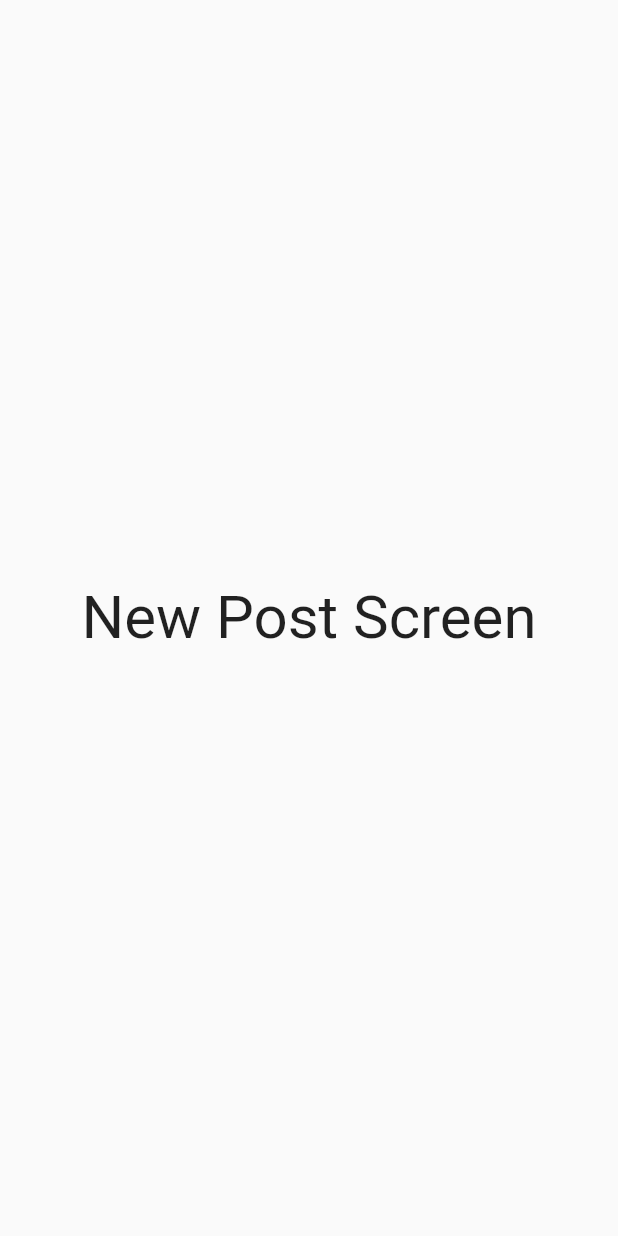
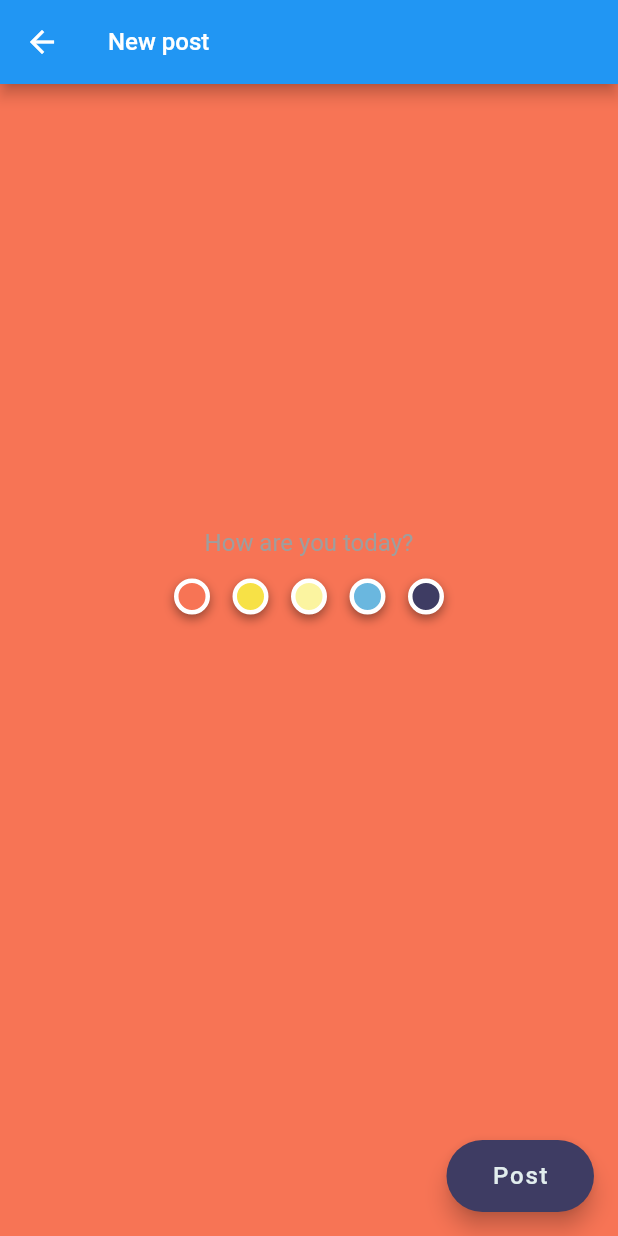
Before and after one commit to Dark-DEV-Coder/A-Little-Cloud, a Flutter app: the NewPost screen opened directly, on a phone screen of 412 x 824 dp. Run offline on Flutter 3.47's test engine with Material 2 defaults, Android fonts, the light colour scheme and no system bars; our stand-ins replace cloud_firestore, firebase_core, flutter_svg, google_fonts, splashscreen; missing offline and left inert: dart:ffi; accounts and stored records are empty; network calls fail.

Commit message:
Update code post

```diff
--- a/alittlecloud/lib/ButtonNav/NewPost.dart
+++ b/alittlecloud/lib/ButtonNav/NewPost.dart
@@ -2,6 +2,7 @@ import 'package:flutter/material.dart';
 
 import '../Custom_NavBar/DrawerNavBar.dart';
 import '../ListPost.dart';
+import '../color.dart';
 
 
 class NewPost extends StatefulWidget{
@@ -9,14 +10,123 @@ class NewPost extends StatefulWidget{
   _NewPost createState() => _NewPost();
 }
 class _NewPost extends State<NewPost> {
+  Color _backgroundColor = GetColor.colorred;
+
+  void _setbackgroundColor(Color newcolor){
+    if (newcolor != _backgroundColor){
+      setState(() {
+        _backgroundColor = newcolor;
+      });
+    }
+  }
+
   @override
   Widget build(BuildContext context) {
+    final double w = MediaQuery.of(context).size.width;
+    final double h = MediaQuery.of(context).size.height;
+    // TODO: implement build
     return Scaffold(
-      body: Center(
-        child: Text("New Post Screen", style: TextStyle(fontSize: 40)),
+      backgroundColor: _backgroundColor,
+      resizeToAvoidBottomInset: false,
+      appBar: AppBar(
+        title: Text(
+          "New post",
+          style: TextStyle(fontSize: 16, fontFamily: "Roboto"),
+        ),
+      ),
+      body: Column(
+        children: <Widget>[
+          Container(
+            color: _backgroundColor,
+            width: w,
+            height: h * 0.4,
+            child: ConstrainedBox(
+              constraints: new BoxConstraints(maxHeight: h),
+              child: SingleChildScrollView(
+                scrollDirection: Axis.vertical,
+                reverse: true,
+                child: TextField(
+                  decoration: InputDecoration(
+                    hintText: "How are you today?",
+                    hintStyle: TextStyle(
+                      color: Colors.grey,
+                      fontSize: 16,
+                      fontFamily: "Roboto",
+                    ),
+                    border: InputBorder.none,
+                    focusedBorder: InputBorder.none,
+                    enabledBorder: InputBorder.none,
+                    errorBorder: InputBorder.none,
+                    disabledBorder: InputBorder.none,
+                  ),
+                  style: TextStyle(color: Colors.black),
+                  textAlign: TextAlign.center,
+                  keyboardType: TextInputType.multiline,
+                  maxLines: null,
+                ),
+              ),
+            ),
+          ),
+          Align(
+            alignment: Alignment.bottomCenter,
+            child: Padding(
+              padding: const EdgeInsets.only(bottom: 24),
+              child: Row(
+                mainAxisSize:  MainAxisSize.min,
+                children: <Widget>[
+                  _buildbackgroundColorDot(color: GetColor.colorred),
+                  SizedBox(width: 15,),
+                  _buildbackgroundColorDot(color: GetColor.colororange),
+                  SizedBox(width: 15,),
+                  _buildbackgroundColorDot(color: GetColor.coloryellow),
+                  SizedBox(width: 15,),
+                  _buildbackgroundColorDot(color: GetColor.colorblue),
+                  SizedBox(width: 15,),
+                  _buildbackgroundColorDot(color: GetColor.colorviolet),
+                ],
+              ),
+            ),
+          ),
+        ],
+      ),
+      floatingActionButton: FloatingActionButton.extended(
+        onPressed: null,
+        label: Text(
+          "  Post  ",
+          style: TextStyle(fontSize: 16, fontFamily: 'Roboto'),
+        ),
+        backgroundColor: GetColor.colorviolet,
+        foregroundColor: GetColor.colorgrey,
       ),
     );
   }
 
-
+  Widget _buildbackgroundColorDot({
+    required Color color,
+  }){
+    return MouseRegion(
+      cursor: SystemMouseCursors.click,
+      child: GestureDetector(
+        onTap: (){
+          _setbackgroundColor(color);
+        },
+        child: Container(
+          width: 24,
+          height: 24,
+          decoration: BoxDecoration(
+            shape: BoxShape.circle,
+            color: color,
+            border: Border.all(color: Colors.white,width: 3),
+            boxShadow: [
+              BoxShadow(
+                color: Colors.black.withOpacity(0.4),
+                blurRadius: 5,
+                offset: const Offset(0, 3),
+              ),
+            ],
+          ),
+        ),
+      ),
+    );
+  }
 }
--- /dev/null
+++ b/alittlecloud/lib/color.dart
@@ -0,0 +1,10 @@
+import 'package:flutter/cupertino.dart';
+
+class GetColor{
+  static Color colorviolet = new Color.fromRGBO(62, 60, 99, 1.0);
+  static Color colorblue = new Color.fromRGBO(106, 183, 223, 1.0);
+  static Color colorgrey = new Color.fromRGBO(226, 238, 238, 1.0);
+  static Color colorred = new Color.fromRGBO(247, 116, 85, 1.0);
+  static Color colororange = new Color.fromRGBO(247, 225, 70, 1.0);
+  static Color coloryellow = new Color.fromRGBO(251, 244, 160, 1.0);
+}
--- a/alittlecloud/lib/home.dart
+++ b/alittlecloud/lib/home.dart
@@ -41,9 +41,7 @@ class _HomeState extends State<Home> {
       floatingActionButton: FloatingActionButton(
         child: Icon(Icons.add),
         onPressed: () {
-          setState(() {
-            currentScreen = NewPost(); // if user taps on this dashboard tab will be active
-          });
+          Navigator.of(context).push(MaterialPageRoute(builder: (BuildContext context) => NewPost()));
         },
       ),
       floatingActionButtonLocation: FloatingActionButtonLocation.centerDocked,
```
